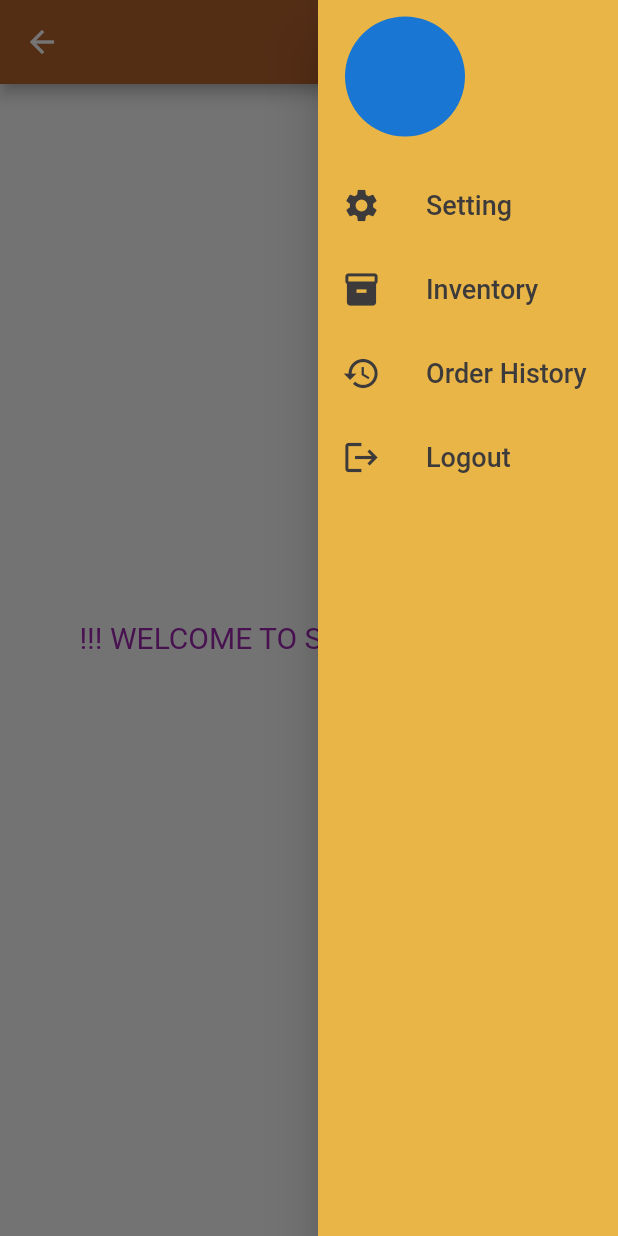
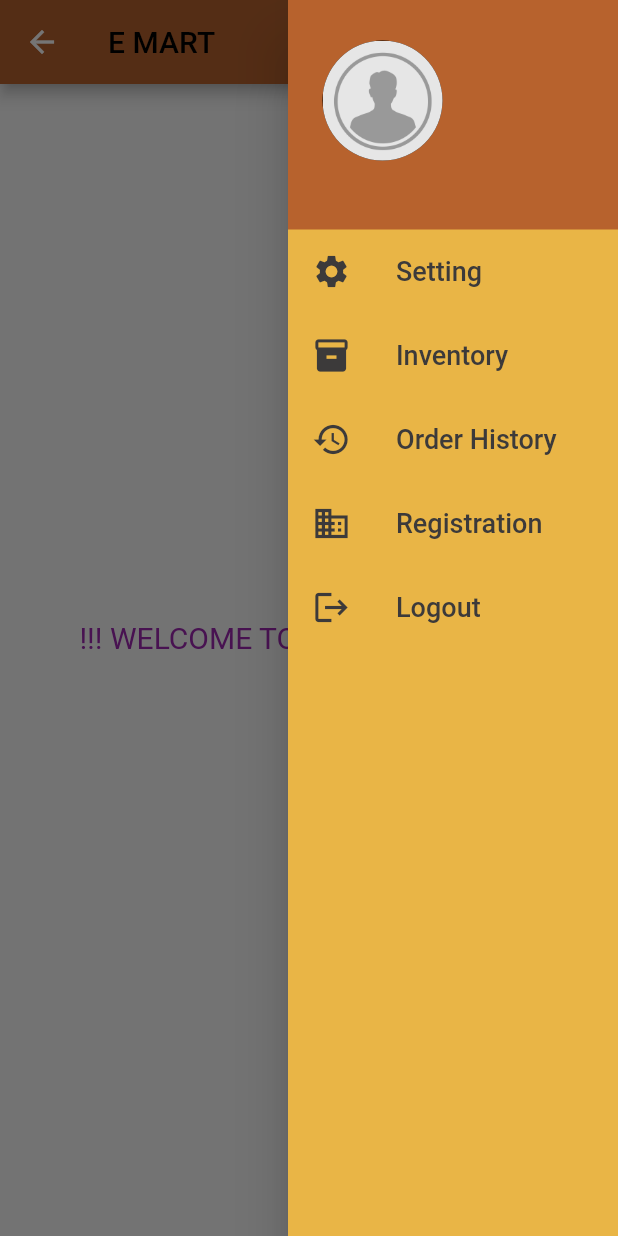
Before and after one commit to 0oCLAWo0/emart, a Flutter app: the SellerHomepage screen opened by its route, after a tap on the "dehaze" icon, on a phone screen of 412 x 824 dp. Run offline on Flutter 3.47's test engine with Material 2 defaults, Android fonts, the phone set to English and light mode, and no system bars; our stand-ins replace cloud_firestore, firebase_auth, firebase_core, firebase_storage, get, image_picker and 1 more; accounts and stored records are empty; network calls fail.

Commit message:
RegistrationPage

```diff
--- a/lib/auth_controller.dart
+++ b/lib/auth_controller.dart
@@ -9,7 +9,7 @@ import 'package:get/get.dart';
 import 'package:emart/firestore_crud.dart';
 import 'package:emart/screens/loginpage.dart';
 import 'package:emart/screens/buyer_homepage.dart';
-import 'package:emart/screens/seller_homepage.dart';
+import 'package:emart/screens/Seller/seller_homepage.dart';
 
 class AuthController extends GetxController {
   static AuthController instance = Get.find();
--- a/lib/common_widgets.dart
+++ b/lib/common_widgets.dart
@@ -1,12 +1,19 @@
+import 'dart:io';
+
 import 'package:flutter/material.dart';
+import 'package:image_picker/image_picker.dart';
+import 'package:marquee/marquee.dart';
 
 class CommonWidgets {
   List<String> itemList = <String>['Seller', 'Buyer'];
   String dropdownValue = "Seller";
+  late String? imagePath; // Pass the selected image path to this widget
 
-  Widget buildTextField({
+  Widget buildTextField(
+    {
     required TextEditingController controller,
-    required String hintText,}) {
+    required String hintText,
+  }) {
     return TextField(
       controller: controller,
       obscureText: false,
@@ -14,7 +21,7 @@ class CommonWidgets {
         hintText: hintText,
         fillColor: Colors.grey.shade200,
         filled: true,
-         border: OutlineInputBorder(
+        border: OutlineInputBorder(
           borderRadius: BorderRadius.circular(10),
         ),
       ),
@@ -52,4 +59,47 @@ class CommonWidgets {
       ),
     );
   }
+
+  Future<String?> getImageFromUser() async {
+    final picker = ImagePicker();
+    final pickedFile = await picker.pickImage(source: ImageSource.gallery);
+
+    if (pickedFile != null) {
+      // User selected an image
+      print("Selected image path: ${pickedFile.path}");
+      return pickedFile.path;
+      // You can now do something with the selected image path, e.g., display it in an Image widget.
+    } else {
+      print("No image selected");
+      return null;
+    }
+  }
+
+  Widget getTitleText(String message, {Color color =  Colors.black}) {
+    return LayoutBuilder(
+      builder: (context, constraints) {
+        final text = message;
+        final textPainter = TextPainter(
+          text: TextSpan(text: text, style: TextStyle(fontSize: 20, color: color)),
+          textDirection: TextDirection.ltr,
+        )..layout(maxWidth: double.infinity);
+
+        if (textPainter.width > constraints.maxWidth) {
+          return SizedBox(
+            height: kToolbarHeight,
+            child: Marquee(
+              text: text,
+              scrollAxis: Axis.horizontal,
+              crossAxisAlignment: CrossAxisAlignment.center,
+              blankSpace: 15.0,
+              velocity: 50.0,
+              startPadding: 10.0,
+            ),
+          );
+        } else {
+          return Text(text, style: TextStyle(fontSize: 20, color: color));
+        }
+      },
+    );
+  }
 }
--- /dev/null
+++ b/lib/screens/Seller/seller_homepage.dart
@@ -0,0 +1,234 @@
+import 'dart:async';
+import 'dart:io';
+
+import 'package:emart/auth_controller.dart';
+import 'package:emart/common_widgets.dart';
+import 'package:emart/firestore_crud.dart';
+import 'package:emart/screens/Seller/registration.dart';
+import 'package:emart/screens/Seller/settings.dart';
+import 'package:firebase_auth/firebase_auth.dart';
+import 'package:flutter/material.dart';
+import 'package:get/get.dart';
+import 'package:marquee/marquee.dart';
+
+class SellerHomepage extends StatefulWidget {
+  const SellerHomepage({Key? key}) : super(key: key);
+
+  @override
+  State<SellerHomepage> createState() => _SellerHomepageState();
+}
+
+class _SellerHomepageState extends State<SellerHomepage> {
+  bool isMenuOpen = false; // Track whether the icon list is open or not.
+  FirebaseAuth auth = FirebaseAuth.instance;
+  User? user;
+  FirestoreCRUD crud = FirestoreCRUD();
+  CommonWidgets common = CommonWidgets();
+
+  ImageProvider userDP = const AssetImage('assets/userDP.jpg');
+  Color orange = const Color.fromARGB(255, 183, 98, 45);
+  Color highLighter = const Color.fromARGB(255, 160, 255, 223);
+  Color blueGrey = Colors.blueGrey;
+  Color iconColor = const Color.fromARGB(255, 60, 58, 58);
+  Color drawerColor = const Color.fromARGB(255, 233, 181, 70);
+  @override
+  void initState() {
+    super.initState();
+    fetchUserData();
+  }
+
+  Future<void> fetchUserData() async {
+    user = auth.currentUser;
+    String? storagePath = 'user_profile/${user!.uid}/userDP';
+    String? userDPUrl = await crud.getFileDownloadUrl(storagePath);
+    if (userDPUrl != null) {
+      setState(() {
+        userDP = NetworkImage(userDPUrl);
+      });
+    }
+    // Trigger a rebuild to display the fetched data
+  }
+
+  @override
+  Widget build(BuildContext context) {
+// Declare _timer as Timer? (nullable)
+    return Scaffold(
+      appBar: createAppbar(user),
+
+      body: const Center(
+        child: Column(
+          mainAxisAlignment: MainAxisAlignment.center,
+          children: [
+            Text(
+              '!!! WELCOME TO SELLER\'s PAGE !!!',
+              style: TextStyle(
+                color: Colors.purple,
+                fontSize: 20,
+              ),
+            ),
+            SizedBox(
+              height: 30,
+            ),
+          ],
+        ),
+      ),
+      // Drawer that opens from the right when the icon is clicked.
+      endDrawer: _buildIconList(),
+    );
+  }
+
+  Widget _buildIconList() {
+    return SizedBox(
+      width: 220,
+      child: Drawer(
+        backgroundColor: drawerColor,
+        child: ListView(
+          physics: const AlwaysScrollableScrollPhysics(),
+          padding: EdgeInsets.zero,
+          children: [
+            Container(
+              color: orange,
+              padding: const EdgeInsets.only(top: 0),
+              child: Column(
+                children: [
+                  Container(
+                    height: 80,
+                    alignment: Alignment.topLeft,
+                    margin: const EdgeInsets.only(
+                      left: 23,
+                      top: 27,
+                      bottom: 10,
+                    ),
+                    child: GestureDetector(
+                      onDoubleTap: () {
+                        User? user = auth.currentUser;
+                        String storagePath = 'user_profile/${user!.uid}/userDP';
+                        crud.deleteFile(storagePath);
+                        setState(() {
+                          userDP = const AssetImage('assets/userDP.jpg');
+                        });
+                      },
+                      onLongPress: () async {
+                        print("tapped");
+                        String dpPath = await common.getImageFromUser() ?? '';
+                        if (dpPath.isNotEmpty) {
+                          User? user = auth.currentUser;
+                          String storagePath =
+                              'user_profile/${user!.uid}/userDP';
+                          crud.uploadFileToStorage(File(dpPath), storagePath);
+                          setState(() {
+                            userDP = FileImage(File(dpPath));
+                          });
+                        }
+                      },
+                      child: CircleAvatar(
+                        radius: 40,
+                        backgroundImage: userDP,
+                        backgroundColor: Colors.black,
+                      ),
+                    ),
+                  ),
+                  Container(
+                    alignment: Alignment.centerLeft,
+                    margin:
+                        const EdgeInsets.only(left: 37, bottom: 13, right: 10),
+                    child: common.getTitleText(user!.displayName!,
+                        color: highLighter),
+                  ),
+                ],
+              ),
+            ),
+            CreateListTile(
+                buttonIcon: Icons.settings,
+                title: 'Setting',
+                onTap: () {
+                  Get.to(() => const SellerSettings());
+                }),
+            CreateListTile(
+                buttonIcon: Icons.inventory, title: 'Inventory', onTap: () {}),
+            CreateListTile(
+                buttonIcon: Icons.history,
+                title: 'Order History',
+                onTap: () {}),
+            CreateListTile(
+                buttonIcon: Icons.business_sharp,
+                title: 'Registration',
+                onTap: () {
+                  Get.to(
+                    () => const BuisnessRegistraion());
+                }),
+            CreateListTile(
+                buttonIcon: Icons.logout,
+                title: 'Logout',
+                onTap: () {
+                  AuthController.instance.logOut();
+                }),
+          ],
+        ),
+      ),
+    );
+  }
+
+  // ignore: non_constant_identifier_names
+  ListTile CreateListTile({
+    required VoidCallback onTap,
+    required IconData buttonIcon,
+    required String title,
+    double hPad = 16.0,
+    double vPad = 0.0,
+  }) {
+    return ListTile(
+      contentPadding: EdgeInsets.symmetric(
+          horizontal: hPad, vertical: vPad), // Adjust padding here.
+      leading: Icon(
+        buttonIcon,
+        size: 26,
+        color: iconColor,
+      ), // Replace with your first icon.
+      title: Text(
+        title,
+        style: TextStyle(
+          color: iconColor,
+          fontSize: 18,
+        ),
+      ),
+      onTap: onTap,
+    );
+  }
+
+  AppBar createAppbar(User? user) {
+    return AppBar(
+      backgroundColor: orange,
+      title: common.getTitleText('E MART'),
+      actions: <Widget>[
+        Builder(
+          builder: (context) {
+            // Use Builder to create a new context.
+            return Row(
+              children: [
+                IconButton(
+                  icon: const Icon(
+                    Icons.search,
+                    size: 20,
+                  ),
+                  onPressed: () {},
+                ),
+                IconButton(
+                  icon: const Icon(
+                    Icons.dehaze_rounded,
+                    size: 20,
+                  ),
+                  tooltip: 'Show Drawer',
+                  onPressed: () {
+                    // Open the Drawer when the icon is clicked.
+                    Scaffold.of(context).openEndDrawer();
+                  },
+                ),
+              ],
+            );
+          },
+        ),
+      ],
+    );
+  }
+}
--- a/lib/screens/onetime_splash_screen.dart
+++ b/lib/screens/onetime_splash_screen.dart
@@ -17,7 +17,7 @@ class OneTimeSplashScreenState extends State<OneTimeSplashScreen> {
 
     print("splash screen");
    // Introduce a delay of 3 seconds before calling directUser
-    Future.delayed(const Duration(milliseconds: 3000), () {
+    Future.delayed(const Duration(milliseconds: 2000), () {
       AuthController().directUser(); // Call your function here
     });
   }
--- a/lib/screens/seller_homepage.dart
+++ /dev/null
@@ -1,136 +0,0 @@
-import 'package:emart/auth_controller.dart';
-import 'package:firebase_auth/firebase_auth.dart';
-import 'package:flutter/material.dart';
-import 'package:get/get.dart';
-
-class SellerHomepage extends StatefulWidget {
-  const SellerHomepage({super.key});
-
-  @override
-  State<SellerHomepage> createState() => _SellerHomepageState();
-}
-
-class _SellerHomepageState extends State<SellerHomepage> {
-  bool isMenuOpen = false; // Track whether the icon list is open or not.
-  FirebaseAuth auth = FirebaseAuth.instance;
-  Color orange = const Color.fromARGB(255, 183, 98, 45);
-  Color highLighter = const Color.fromARGB(255, 160, 255, 223);
-  Color blueGrey = Colors.blueGrey;
-  Color iconColor = const Color.fromARGB(255, 60, 58, 58);
-  @override
-  Widget build(BuildContext context) {
-    User? user = auth.currentUser;
-    return Scaffold(
-      appBar: createAppbar(user),
-
-      body: const Center(
-        child: Column(
-          mainAxisAlignment: MainAxisAlignment.center,
-          children: [
-            Text(
-              '!!! WELCOME TO SELLER\'s PAGE !!!',
-              style: TextStyle(
-                color: Colors.purple,
-                fontSize: 20,
-              ),
-            ),
-            SizedBox(
-              height: 30,
-            ),
-          ],
-        ),
-      ),
-      // Drawer that opens from the right when the icon is clicked.
-      endDrawer: _buildIconList(),
-    );
-  }
-
-  Widget _buildIconList() {
-    return SizedBox(
-      width: 200, // Set the width of the Container.
-      //height: ,
-      child: Drawer(
-        backgroundColor: const Color.fromARGB(255, 233, 181, 70),
-        child: ListView(
-          physics: const AlwaysScrollableScrollPhysics(),
-          children: [
-            Container(
-              alignment: Alignment.topLeft,
-              margin: const EdgeInsets.only(
-                left: 18,
-                top: 11,
-                bottom: 18,
-              ),
-              child: GestureDetector(
-                onTap: () {
-                  print("tapped");
-                },
-                child: const CircleAvatar(
-                  radius: 40,
-                ),
-              ),
-            ),
-            CreateListTile(buttonIcon: Icons.settings, title: 'Setting', onTap: (){}),
-            CreateListTile(buttonIcon: Icons.inventory, title:'Inventory', onTap: (){}),
-            CreateListTile(buttonIcon: Icons.history, title:  'Order History', onTap: (){}),
-            CreateListTile(buttonIcon: Icons.logout, title: 'Logout', onTap: (){
-              AuthController.instance.logOut();
-            }),
-          ],
-        ),
-      ),
-    );
-  }
-
-  // ignore: non_constant_identifier_names
-  ListTile CreateListTile({
-    required VoidCallback onTap,
-    required IconData buttonIcon,
-    required String title,
-    double hPad = 16.0,
-    double vPad = 0.0,
-  }) {
-    return ListTile(
-      contentPadding: EdgeInsets.symmetric(
-          horizontal: hPad, vertical: vPad), // Adjust padding here.
-      leading: Icon(
-        buttonIcon,
-        size: 26,
-        color: iconColor,
-      ), // Replace with your first icon.
-      title: Text(
-        title,
-        style: TextStyle(
-          color: iconColor,
-          fontSize: 18,
-        ),
-      ),
-      onTap: onTap,
-    );
-  }
-
-  AppBar createAppbar(User? user) {
-    return AppBar(
-      backgroundColor: orange,
-      title: Text('${user!.displayName}'),
-      actions: <Widget>[
-        Builder(
-          builder: (context) {
-            // Use Builder to create a new context.
-            return IconButton(
-              icon: const Icon(
-                Icons.dehaze_rounded,
-                size: 20,
-              ),
-              tooltip: 'Show Drawer',
-              onPressed: () {
-                // Open the Drawer when the icon is clicked.
-                Scaffold.of(context).openEndDrawer();
-              },
-            );
-          },
-        ),
-      ],
-    );
-  }
-}
--- a/pubspec.yaml
+++ b/pubspec.yaml
@@ -40,6 +40,9 @@ dependencies:
   cloud_firestore: ^4.9.1
   get: ^4.6.5
   shared_preferences: ^2.2.1
+  image_picker: ^1.0.4
+  firebase_storage: ^11.2.6
+  marquee: ^2.2.3
 
 dev_dependencies:
   flutter_test:
```
Also changed, not shown: lib/firestore_crud.dart (+80 -0 lines), lib/main.dart (+11 -1 lines), lib/screens/Seller/registration.dart (added, +163 -0 lines), lib/screens/Seller/settings.dart (added, +18 -0 lines), assets/userDP.jpg (added), pubspec.lock, 5 other files.
